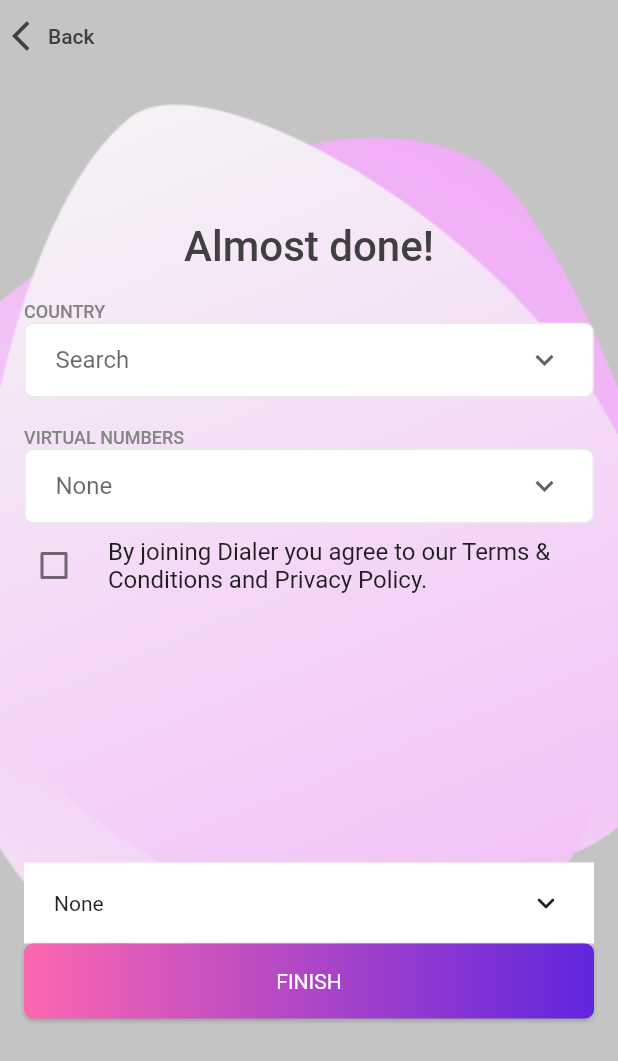
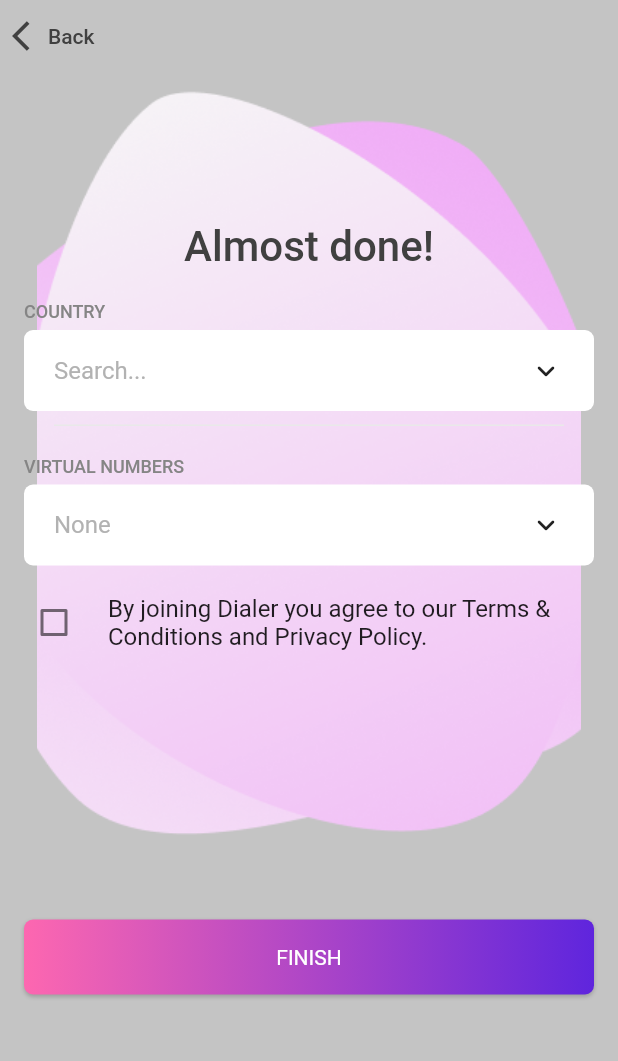
Before and after one commit to ShaharAsraf/Dialer, a Flutter app: the SignUpFinish screen opened by its route, on a phone screen of 412 x 824 dp. Shown: the top 1061 px of the screen. Run offline on Flutter 3.47's test engine with Material 2 defaults, Android fonts, the phone set to English and light mode, and no system bars; our stand-ins replace image_picker.

Commit message:
fixed sign up finish page(lists)

```diff
--- a/lib/screens/sign_up_business.dart
+++ b/lib/screens/sign_up_business.dart
@@ -219,7 +219,7 @@ class _SignUpBusinessState extends State<SignUpBusiness> {
                     crossAxisAlignment: CrossAxisAlignment.stretch,
                     children: [
                       Container(
-                        color: Colors.white,
+                        color: Color(0xFFE5E5E5),
                         child: Padding(
                           padding: EdgeInsets.fromLTRB(20, 30, 20, 30),
                           child: UnicornOutlineButton(
--- a/lib/screens/sign_up_finish.dart
+++ b/lib/screens/sign_up_finish.dart
@@ -11,8 +11,6 @@ class SignUpFinish extends StatefulWidget {
 }
 
 class _SignUpFinishState extends State<SignUpFinish> {
-  List<String> Countries = ['Israel', 'US', 'Eng', 'France'];
-  List<String> numbers = ['054311313', '054334313', '0541212312', '052872313'];
   List<Numbers> numberList = <Numbers>[
     Numbers(
         number: '+972 50 1020333',
@@ -33,6 +31,14 @@ class _SignUpFinishState extends State<SignUpFinish> {
         imageSource: 'assets/first-gold.png',
         showIcon: false)
   ];
+  List<Countries> countryList = <Countries>[
+    Countries(
+        country: 'Israel', imageSource: 'assets/israel.png', showIcon: false),
+    Countries(
+        country: 'France', imageSource: 'assets/israel.png', showIcon: false),
+    Countries(
+        country: 'Spain', imageSource: 'assets/israel.png', showIcon: false),
+  ];
   Numbers selectedUser;
   bool checkBoxValue = false;
   @override
@@ -44,7 +50,7 @@ class _SignUpFinishState extends State<SignUpFinish> {
             image: DecorationImage(
               image: AssetImage("assets/homeBG.png"),
               alignment: Alignment.topCenter,
-              fit: BoxFit.cover,
+              fit: BoxFit.contain,
             ),
           ),
           child: SafeArea(
@@ -64,10 +70,12 @@ class _SignUpFinishState extends State<SignUpFinish> {
                       crossAxisAlignment: CrossAxisAlignment.stretch,
                       children: [
                         TextFieldTitle('COUNTRY', kSingupLabel),
-                        GetList('Search', Countries),
+                        SizedBox(height: 5),
+                        countriesLine(countryList),
                         SizedBox(height: 20),
                         TextFieldTitle('VIRTUAL NUMBERS', kSingupLabel),
-                        GetList('None', numbers),
+                        SizedBox(height: 5),
+                        numbersLine(numberList),
                         CheckboxListTile(
                           title: Text(
                               'By joining Dialer you agree to our Terms & Conditions and Privacy Policy.'),
@@ -82,8 +90,7 @@ class _SignUpFinishState extends State<SignUpFinish> {
                         ),
                         SizedBox(height: 170),
                         // CountriesList('Israel', 'assets/israel.png'),
-                        SelectItem(numberList),
-
+                        //SelectItem(numberList),
                         RaisedGradientButton(
                             child: Text(
                               'FINISH',
@@ -110,60 +117,102 @@ class _SignUpFinishState extends State<SignUpFinish> {
   }
 }
 
-class SelectItem extends StatefulWidget {
+class numbersLine extends StatefulWidget {
   List<Numbers> numbersList;
-  SelectItem(this.numbersList);
+  numbersLine(this.numbersList);
+
   @override
-  _SelectItemState createState() => _SelectItemState();
+  _numbersLineState createState() => _numbersLineState();
 }
 
-class _SelectItemState extends State<SelectItem> {
+class _numbersLineState extends State<numbersLine> {
   bool check = false;
   bool line = false;
-  Numbers obj;
+  Numbers currentLine = Numbers(
+      number: '',
+      price: '',
+      goldOrSilver: '',
+      imageSource: '',
+      showIcon: false);
 
   @override
   Widget build(BuildContext context) {
-    return InkWell(
+    return Column(
+      children: [
+        check
+            ? GestureDetector(
                 onTap: () {
                   setState(() {
                     line = !line;
                   });
                 },
-      child: Container(
-        padding: EdgeInsets.symmetric(horizontal: 20, vertical: 15),
-        color: Colors.white,
+                child: currentLine.getNumberLine(true))
+            : InkWell(
+                onTap: () {
+                  setState(() {
+                    line = !line;
+                  });
+                },
                 child: Column(
                   children: [
-            check
-                ? Column(children: [])
-                : Row(
+                    Container(
+                      padding:
+                          EdgeInsets.symmetric(horizontal: 20, vertical: 15),
+                      decoration: BoxDecoration(
+                        borderRadius: BorderRadius.circular(6),
+                        color: Colors.white,
+                      ),
+                      child: Row(
                         mainAxisAlignment: MainAxisAlignment.spaceBetween,
                         children: [
-                      Text('None'),
+                          Text('None', style: kSingupPlaceHolder),
                           Icon(Icons.keyboard_arrow_down_rounded),
                         ],
                       ),
+                    ),
+                    SizedBox(
+                      height: 10,
+                    ),
+                  ],
+                ),
+              ),
         line
-                ? Column(children: [
+            ? Container(
+                decoration: BoxDecoration(
+                  borderRadius: BorderRadius.circular(6),
+                  color: Colors.white,
+                ),
+                child: Column(children: [
                   for (var i in widget.numbersList)
-                      Numbers(
+                    GestureDetector(
+                      onTap: () {
+                        setState(() {
+                          currentLine.setGoldOrSilver(i.goldOrSilver);
+                          currentLine.setImageSource(i.imageSource);
+                          currentLine.setPrice(i.price);
+                          currentLine.setNumber(i.number);
+                          currentLine.setShowIcon(true);
+                          check = true;
+                          line = !line;
+                        });
+                      },
+                      child: Numbers(
                         number: i.number,
                         price: i.price,
                         goldOrSilver: i.goldOrSilver,
                         imageSource: i.imageSource,
                         showIcon: i.showIcon,
+                      ).getNumberLine(false),
                     ),
-                  ])
+                ]),
+              )
             : Container(),
       ],
-        ),
-      ),
     );
   }
 }
 
-class Numbers extends StatelessWidget {
+class Numbers {
   String number;
   String price;
   String goldOrSilver;
@@ -177,21 +226,37 @@ class Numbers extends StatelessWidget {
     this.imageSource,
     this.showIcon = false,
   });
+
+  void setNumber(String x) {
+    number = x;
+  }
+
+  void setPrice(String x) {
+    price = x;
+  }
+
+  void setGoldOrSilver(String x) {
+    goldOrSilver = x;
+  }
+
+  void setImageSource(String x) {
+    imageSource = x;
+  }
+
+  void setShowIcon(bool x) {
+    showIcon = x;
+  }
+
   @override
-  Widget build(BuildContext context) {
-    return GestureDetector(
-      onTap: () {
-        return Numbers(
-          number: number,
-          showIcon: showIcon,
-          goldOrSilver: goldOrSilver,
-          price: price,
-          imageSource: imageSource,
-        );
-      },
-      child: Container(
-        padding: EdgeInsets.symmetric(horizontal: 0, vertical: 10),
+  Widget getNumberLine(bool check) {
+    return Column(
+      children: [
+        Container(
+          decoration: BoxDecoration(
+            borderRadius: BorderRadius.circular(6),
             color: Colors.white,
+          ),
+          padding: EdgeInsets.symmetric(horizontal: 20, vertical: 10),
           child: Row(
             children: [
               Expanded(
@@ -225,85 +290,185 @@ class Numbers extends StatelessWidget {
             ],
           ),
         ),
+        Divider(
+          color: Color(0xFFE9E9E9),
+          height: 0,
+          indent: 20,
+          endIndent: 20,
+          thickness: 1,
+        ),
+        check
+            ? SizedBox(
+                height: 10,
+              )
+            : Container(),
+      ],
     );
   }
 }
 
-class CountriesList extends StatelessWidget {
-  final String imageSource;
-  final String country;
-  CountriesList(this.country, this.imageSource);
+class countriesLine extends StatefulWidget {
+  List<Countries> countriesList;
+  countriesLine(this.countriesList);
+
+  @override
+  _countriesLineState createState() => _countriesLineState();
+}
+
+class _countriesLineState extends State<countriesLine> {
+  bool check = false;
+  bool line = false;
+  Countries currentLine =
+      Countries(country: '', imageSource: '', showIcon: false);
+
   @override
   Widget build(BuildContext context) {
-    return Container(
-      padding: EdgeInsets.symmetric(horizontal: 20, vertical: 15),
+    return Column(
+      children: [
+        check
+            ? GestureDetector(
+                onTap: () {
+                  setState(() {
+                    line = !line;
+                  });
+                },
+                child: currentLine.getCountryLine(true))
+            : InkWell(
+                onTap: () {
+                  setState(() {
+                    line = !line;
+                  });
+                },
+                child: Column(
+                  children: [
+                    Container(
+                      padding:
+                          EdgeInsets.symmetric(horizontal: 20, vertical: 15),
+                      decoration: BoxDecoration(
+                        borderRadius: BorderRadius.circular(6),
                         color: Colors.white,
+                      ),
                       child: Row(
+                        mainAxisAlignment: MainAxisAlignment.spaceBetween,
                         children: [
-          Image(
-            image: AssetImage(imageSource),
+                          Text(
+                            'Search...',
+                            style: kSingupPlaceHolder,
+                          ),
+                          Icon(Icons.keyboard_arrow_down_rounded),
+                        ],
+                      ),
                     ),
                     SizedBox(
-            width: 10,
-          ),
-          Text(
-            country,
-            style: kCountryText,
+                      height: 10,
                     ),
                   ],
                 ),
+              ),
+        Divider(
+          color: Color(0xFFE9E9E9),
+          height: 0,
+          indent: 20,
+          endIndent: 20,
+          thickness: 1,
+        ),
+        line
+            ? Container(
+                decoration: BoxDecoration(
+                  borderRadius: BorderRadius.circular(6),
+                  color: Colors.white,
+                ),
+                child: Column(children: [
+                  for (var i in widget.countriesList)
+                    GestureDetector(
+                      onTap: () {
+                        setState(() {
+                          currentLine.setCountry(i.country);
+                          currentLine.setImageSource(i.imageSource);
+                          currentLine.setShowIcon(true);
+                          check = true;
+                          line = !line;
+                        });
+                      },
+                      child: Countries(
+                        country: i.country,
+                        imageSource: i.imageSource,
+                        showIcon: i.showIcon,
+                      ).getCountryLine(false),
+                    ),
+                ]),
+              )
+            : Container(),
+      ],
     );
   }
 }
 
-//
-// DropdownButton<Numbers>(
-// hint: Text("Select item"),
-// value: selectedUser,
-// onChanged: (Numbers Value) {
-// setState(() {
-// selectedUser = Value;
-// });
-// },
-// items: numberList.map((Numbers user) {
-// return DropdownMenuItem<Numbers>(
-// value: user,
-// child: Row(
-// children: [
-// Expanded(
-// flex: 50,
-// child: Text(
-// user.number,
-// style: kNumberText,
-// ),
-// ),
-// Expanded(
-// flex: 20,
-// child: Text(
-// user.price,
-// style: kNumberPriceText,
-// ),
-// ),
-// Expanded(
-// flex: 10,
-// child: Text(
-// user.goldOrSilver,
-// style: user.goldOrSilver == 'Gold'
-// ? kGold
-//     : kSilver,
-// ),
-// ),
-// Expanded(
-// flex: 10,
-// child: Image(
-// image: AssetImage(user.imageSource),
-// ),
-// ),
-// user.showIcon
-// ? Icon(Icons.keyboard_arrow_down_rounded)
-//     : Container(),
-// ],
-// ),
-// );
-// }).toList(),
-// ),
+class Countries {
+  String country;
+  String imageSource;
+  bool showIcon;
+
+  Countries({
+    @required this.country,
+    @required this.imageSource,
+    this.showIcon = false,
+  });
+
+  void setCountry(String x) {
+    country = x;
+  }
+
+  void setImageSource(String x) {
+    imageSource = x;
+  }
+
+  void setShowIcon(bool x) {
+    showIcon = x;
+  }
+
+  @override
+  Widget getCountryLine(bool check) {
+    return Column(
+      children: [
+        Container(
+          padding: EdgeInsets.symmetric(horizontal: 20, vertical: 15),
+          decoration: BoxDecoration(
+            borderRadius: BorderRadius.circular(6),
+            color: Colors.white,
+          ),
+          child: Row(
+            children: [
+              Expanded(
+                flex: 1,
+                child: Image(
+                  image: AssetImage(imageSource),
+                ),
+              ),
+              Expanded(
+                flex: 8,
+                child: Text(
+                  country,
+                  style: kCountryText,
+                ),
+              ),
+              showIcon ? Icon(Icons.keyboard_arrow_down_rounded) : Container(),
+            ],
+          ),
+        ),
+        Divider(
+          color: Color(0xFFE9E9E9),
+          height: 0,
+          indent: 20,
+          endIndent: 20,
+          thickness: 1,
+        ),
+        check
+            ? SizedBox(
+                height: 10,
+              )
+            : Container(),
+      ],
+    );
+  }
+}
```
Lines whose indentation alone changed are shown as unchanged.
